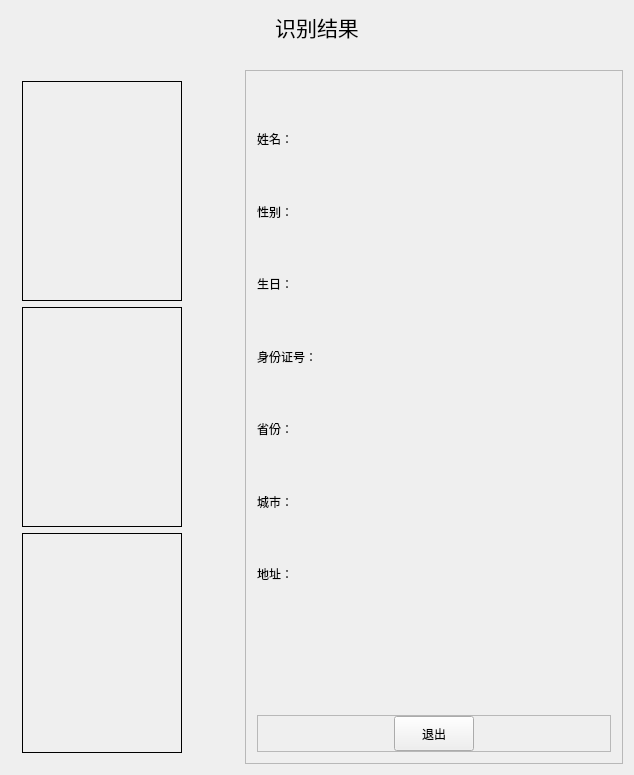
The window that VFR_system/DisplayRecognizeResult.ui (zhw201906/VFR_system) describes before a commit, drawn with Qt 5.
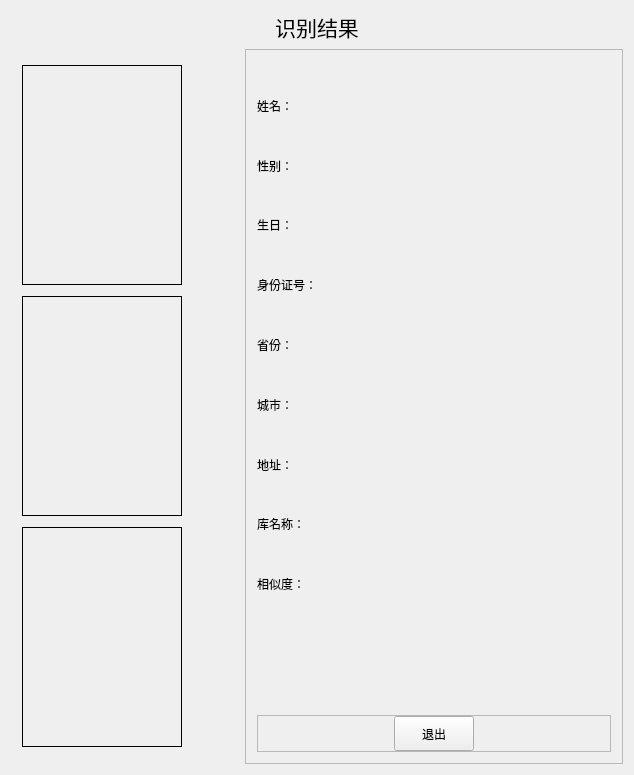
The same window after the commit. Custom widgets are drawn as their Qt base class.

What changed in the file:
```diff
--- a/VFR_system/DisplayRecognizeResult.ui
+++ b/VFR_system/DisplayRecognizeResult.ui
@@ -175,7 +175,27 @@
         </property>
        </widget>
       </item>
-      <item row="15" column="0" colspan="2">
+      <item row="13" column="1">
+       <widget class="QLabel" name="label_userAddress">
+        <property name="text">
+         <string/>
+        </property>
+       </widget>
+      </item>
+      <item row="20" column="1">
+       <spacer name="verticalSpacer_9">
+        <property name="orientation">
+         <enum>Qt::Vertical</enum>
+        </property>
+        <property name="sizeHint" stdset="0">
+         <size>
+          <width>20</width>
+          <height>120</height>
+         </size>
+        </property>
+       </spacer>
+      </item>
+      <item row="21" column="0" colspan="2">
        <widget class="QFrame" name="frame_15">
         <property name="sizePolicy">
          <sizepolicy hsizetype="Preferred" vsizetype="Fixed">
@@ -244,53 +264,48 @@
         </layout>
        </widget>
       </item>
-      <item row="14" column="1">
-       <spacer name="verticalSpacer_9">
-        <property name="orientation">
-         <enum>Qt::Vertical</enum>
-        </property>
-        <property name="sizeHint" stdset="0">
-         <size>
-          <width>20</width>
-          <height>120</height>
-         </size>
-        </property>
-       </spacer>
-      </item>
-      <item row="1" column="1">
-       <widget class="QLabel" name="label_userName">
+      <item row="16" column="1">
+       <widget class="QLabel" name="label_libName">
         <property name="text">
          <string/>
         </property>
        </widget>
       </item>
-      <item row="3" column="1">
-       <widget class="QLabel" name="label_userSex">
+      <item row="16" column="0">
+       <widget class="QLabel" name="label_30">
         <property name="text">
-         <string/>
+         <string>库名称：</string>
         </property>
-       </widget>
-      </item>
-      <item row="5" column="1">
-       <widget class="QLabel" name="label_userBirthday">
-        <property name="text">
-         <string/>
+        <property name="alignment">
+         <set>Qt::AlignRight|Qt::AlignTrailing|Qt::AlignVCenter</set>
         </property>
        </widget>
       </item>
-      <item row="7" column="1">
-       <widget class="QLabel" name="label_userCardId">
-        <property name="text">
-         <string/>
+      <item row="15" column="1">
+       <spacer name="verticalSpacer_13">
+        <property name="orientation">
+         <enum>Qt::Vertical</enum>
         </property>
-       </widget>
+        <property name="sizeHint" stdset="0">
+         <size>
+          <width>20</width>
+          <height>40</height>
+         </size>
+        </property>
+       </spacer>
       </item>
-      <item row="9" column="1">
-       <widget class="QLabel" name="label_userProvices">
-        <property name="text">
-         <string/>
+      <item row="17" column="1">
+       <spacer name="verticalSpacer_17">
+        <property name="orientation">
+         <enum>Qt::Vertical</enum>
         </property>
-       </widget>
+        <property name="sizeHint" stdset="0">
+         <size>
+          <width>20</width>
+          <height>40</height>
+         </size>
+        </property>
+       </spacer>
       </item>
       <item row="11" column="1">
        <widget class="QLabel" name="label_userCity">
@@ -299,10 +314,13 @@
         </property>
        </widget>
       </item>
-      <item row="13" column="1">
-       <widget class="QLabel" name="label_userAddress">
+      <item row="19" column="0">
+       <widget class="QLabel" name="label_31">
         <property name="text">
-         <string/>
+         <string>相似度：</string>
+        </property>
+        <property name="alignment">
+         <set>Qt::AlignRight|Qt::AlignTrailing|Qt::AlignVCenter</set>
         </property>
        </widget>
       </item>
```
Left out of the diff: 46 changed lines with no effect on the pictures.
